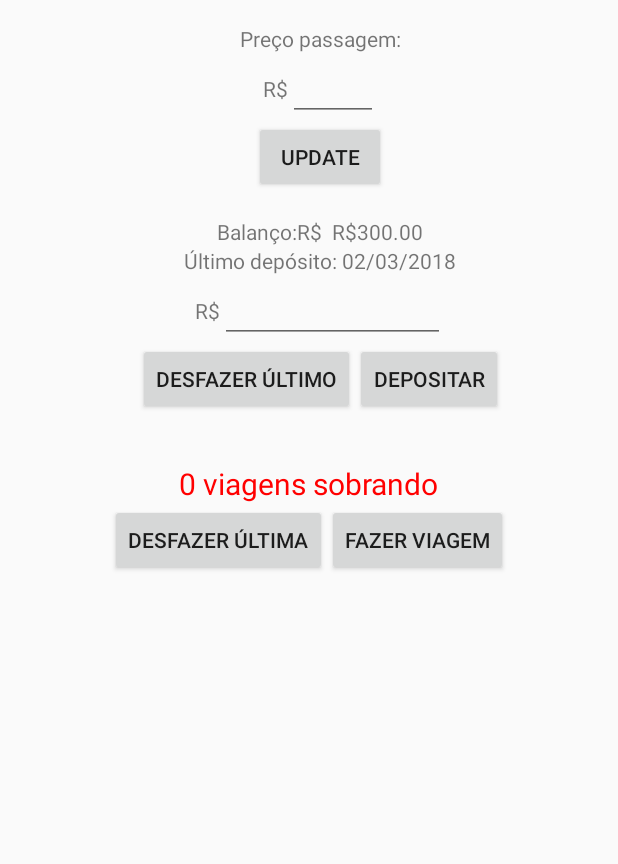
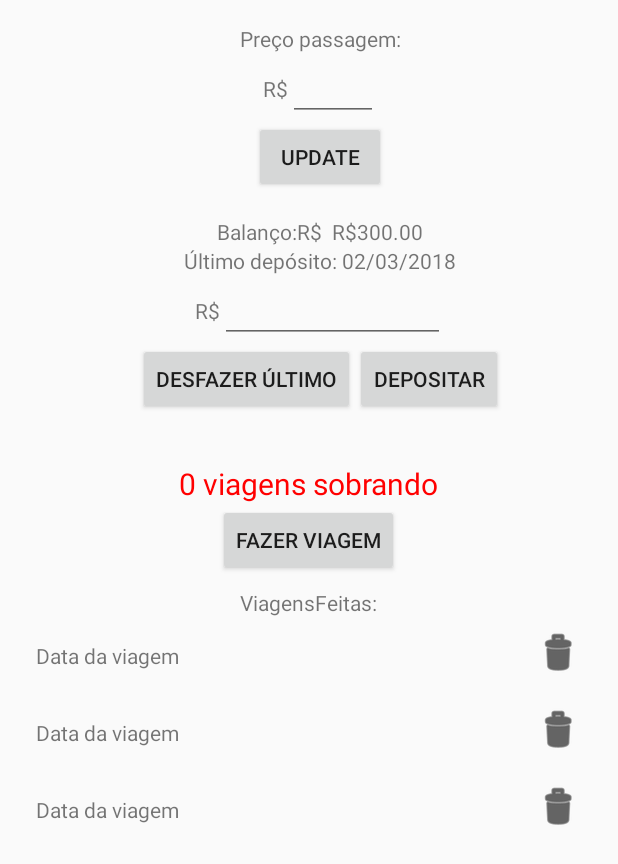
Before and after one commit to barleto/massa-critica, an Android app: the layout activity_main.xml on its own in the app's theme, with its tools: preview values and no code run, on a phone screen of 412 x 824 dp. Shown: the top 864 px of the screen. Run offline under Robolectric (Android 15) with nearby library versions, the phone set to English and light mode, and no system bars.

```diff
--- a/app/build.gradle
+++ b/app/build.gradle
@@ -28,6 +28,11 @@ dependencies {
     implementation 'com.android.support:appcompat-v7:27.1.1'
     implementation 'com.android.support.constraint:constraint-layout:1.1.0'
     implementation 'com.google.code.gson:gson:2.8.4'
+
+    compile 'com.android.support:recyclerview-v7:27.1.1'
+    compile 'com.android.support:cardview-v7:27.1.1'
+    compile 'com.android.support:design:27.1.1'
+
     testImplementation 'junit:junit:4.12'
     androidTestImplementation 'com.android.support.test:runner:1.0.2'
     androidTestImplementation 'com.android.support.test.espresso:espresso-core:3.0.2'
--- a/app/src/main/res/layout/activity_main.xml
+++ b/app/src/main/res/layout/activity_main.xml
@@ -165,12 +165,6 @@
                     android:layout_height="wrap_content">
 
                     <Button
-                        android:id="@+id/unmake_trip"
-                        android:layout_width="wrap_content"
-                        android:layout_height="wrap_content"
-                        android:text="Desfazer última"/>
-
-                    <Button
                         android:id="@+id/make_trip"
                         android:layout_width="wrap_content"
                         android:layout_height="wrap_content"
@@ -179,6 +173,20 @@
                 </LinearLayout>
 
             </LinearLayout>
+            <TextView
+                android:layout_marginTop="8dp"
+                android:layout_width="wrap_content"
+                android:layout_height="wrap_content"
+                android:text="ViagensFeitas:"/>
+
+            <android.support.v7.widget.RecyclerView
+                android:id="@+id/trip_list"
+                android:layout_marginLeft="8dp"
+                android:layout_marginRight="8dp"
+                android:layout_width="match_parent"
+                android:layout_height="400dp"
+                tools:listitem="@layout/main_line_view"
+            />
 
         </LinearLayout>
 
--- /dev/null
+++ b/app/src/main/res/layout/main_line_view.xml
@@ -0,0 +1,29 @@
+<?xml version="1.0" encoding="utf-8"?>
+<RelativeLayout xmlns:android="http://schemas.android.com/apk/res/android"
+    android:layout_width="match_parent"
+    android:layout_height="wrap_content"
+    xmlns:tools="http://schemas.android.com/tools"
+    android:gravity="center_vertical">
+
+    <TextView
+        android:id="@+id/cell_date"
+        android:layout_marginTop="16dp"
+        android:layout_marginBottom="16dp"
+        android:layout_marginLeft="16dp"
+        android:layout_width="wrap_content"
+        android:layout_height="wrap_content"
+        tools:text="Data da viagem"/>
+
+    <ImageView
+        android:layout_marginTop="8dp"
+        android:id="@+id/cell_delete"
+        android:layout_width="wrap_content"
+        android:layout_height="wrap_content"
+        android:src="@android:drawable/ic_menu_delete"
+        android:tint="#000"
+        android:layout_alignParentEnd="true"
+        android:layout_alignParentRight="true"
+        android:layout_marginRight="16dp"
+        android:layout_marginEnd="16dp"/>
+
+</RelativeLayout>
--- a/app/src/main/res/values/strings.xml
+++ b/app/src/main/res/values/strings.xml
@@ -1,3 +1,3 @@
 <resources>
-    <string name="app_name">Massa Critica</string>
+    <string name="app_name">Massa Crítica</string>
 </resources>
```
Also changed, not shown: app/src/main/java/massacritica/barleto/com/massa_critica/MainActivity.kt (+28 -15 lines), app/src/main/java/massacritica/barleto/com/massa_critica/TripCellHolder.kt (added, +18 -0 lines), app/src/main/java/massacritica/barleto/com/massa_critica/TripListAdapter.kt (added, +28 -0 lines).
